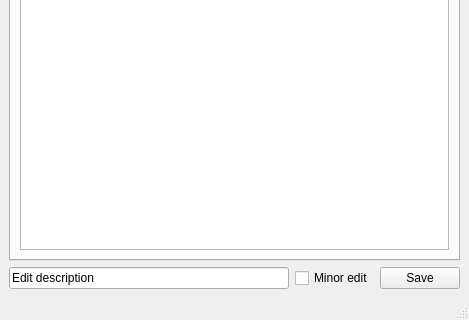
Before: the Qt Designer form weboob/applications/qwebcontentedit/ui/main_window.ui in laurentb/weboob, drawn with Qt 5; both pictures show x 0 to 469 and y 200 to 520 of the 469 by 520 pixel window.
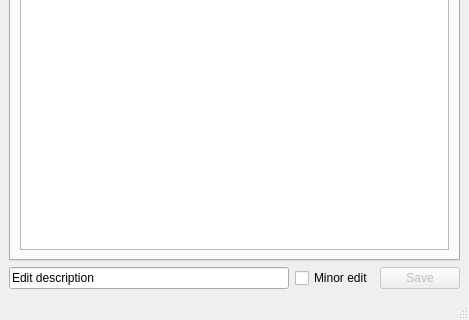
After: the same form once the commit is applied.

Commit message: better errors management

What changed in the file:
```diff
--- a/weboob/applications/qwebcontentedit/ui/main_window.ui
+++ b/weboob/applications/qwebcontentedit/ui/main_window.ui
@@ -85,6 +85,9 @@
       </item>
       <item>
        <widget class="QPushButton" name="saveButton">
+        <property name="enabled">
+         <bool>false</bool>
+        </property>
         <property name="text">
          <string>Save</string>
         </property>
```
The commit also changes 1 other file.
